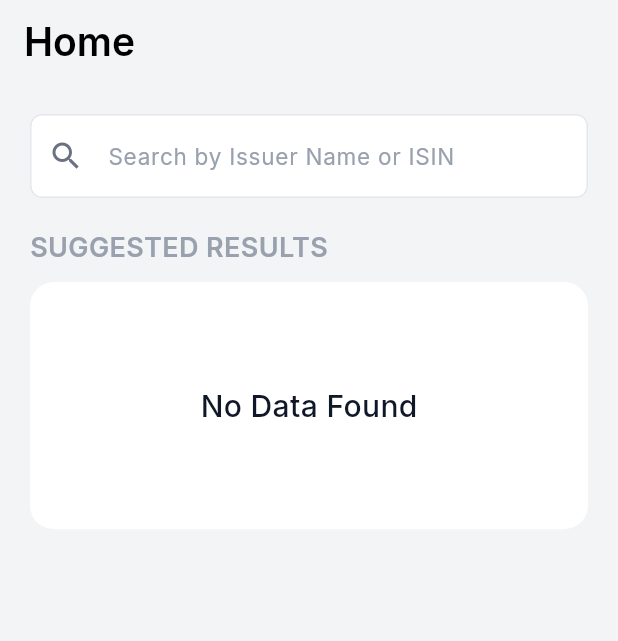
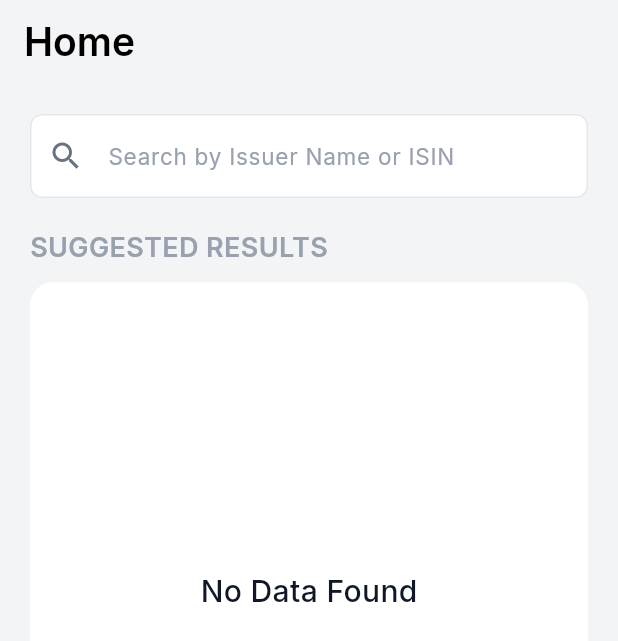
Before and after one commit to saravanakumar007/tap_bonds, a Flutter app: the screen it shows after launch, on a phone screen of 412 x 824 dp. Shown: the top 641 px of the screen. Run offline on Flutter 3.47's test engine with Material 3 defaults, Android fonts, the phone set to English and light mode, and no system bars; our stand-ins replace cached_network_image, dio, flutter_bloc, flutter_svg, freezed_annotation, get_it and 4 more; network calls fail.

```diff
--- a/lib/presentation/pages/company_list_page.dart
+++ b/lib/presentation/pages/company_list_page.dart
@@ -31,10 +31,6 @@ class _CompanyListPageState extends State<CompanyListPage> {
 
   @override
   Widget build(BuildContext context) {
-    final OutlineInputBorder border = OutlineInputBorder(
-      borderRadius: BorderRadius.circular(8),
-      borderSide: BorderSide(width: 1, color: HexColor('#E5E7EB')),
-    );
     return Scaffold(
       backgroundColor: HexColor('#F3F4F6'),
       resizeToAvoidBottomInset: false,
@@ -54,7 +50,40 @@ class _CompanyListPageState extends State<CompanyListPage> {
       ),
       body: Padding(
         padding: EdgeInsets.all(20),
+        child: BlocBuilder<CompanyListCubit, CompanyListState>(
+          builder: (context, state) {
+            if (state is CompanyListStateInitial ||
+                state is CompanyListStateInProgress) {
+              return Column(
+                children: [
+                  Expanded(
+                    child: Center(
+                      child: CircularProgressIndicator(
+                        valueColor: AlwaysStoppedAnimation<Color>(Colors.black),
+                      ),
+                    ),
+                  ),
+                ],
+              );
+            } else if (state is CompanyListStateSuccess) {
+              return _builtCompanyListWidgets(state.data);
+            }
+            return Container();
+          },
+        ),
+      ),
+    );
+  }
+
+  Widget _builtCompanyListWidgets(List<CompanyModel> companyList) {
+    final OutlineInputBorder border = OutlineInputBorder(
+      borderRadius: BorderRadius.circular(8),
+      borderSide: BorderSide(width: 1, color: HexColor('#E5E7EB')),
+    );
+
+    return SingleChildScrollView(
       child: Column(
+        mainAxisSize: MainAxisSize.min,
         crossAxisAlignment: CrossAxisAlignment.start,
         children: [
           TextField(
@@ -92,23 +121,8 @@ class _CompanyListPageState extends State<CompanyListPage> {
             ),
           ),
           SizedBox(height: 10),
-            BlocBuilder<CompanyListCubit, CompanyListState>(
-              builder: (context, state) {
-                if (state is CompanyListStateInitial ||
-                    state is CompanyListStateInProgress) {
-                  return Expanded(
-                    child: Center(
-                      child: CircularProgressIndicator(
-                        valueColor: AlwaysStoppedAnimation<Color>(Colors.black),
-                      ),
-                    ),
-                  );
-                } else if (state is CompanyListStateSuccess) {
-                  return state.data.isNotEmpty
-                      ? Container(
-                        constraints: BoxConstraints(
-                          maxHeight: MediaQuery.of(context).size.height * 0.65,
-                        ),
+
+          Container(
             decoration: BoxDecoration(
               color: Colors.white,
               borderRadius: BorderRadius.circular(16),
@@ -116,27 +130,10 @@ class _CompanyListPageState extends State<CompanyListPage> {
             child: Column(
               mainAxisSize: MainAxisSize.min,
               children: [
-                            Flexible(
-                              child: ListView.separated(
-                                shrinkWrap: true,
-                                separatorBuilder:
-                                    (context, index) => SizedBox(height: 20),
+                if (companyList.isEmpty) ...[
+                  Container(
+                    height: MediaQuery.of(context).size.height * 0.5,
                     padding: EdgeInsets.all(20),
-                                itemCount: state.data.length,
-                                itemBuilder:
-                                    (context, index) => CompanyWidget(
-                                      companyModel: state.data[index],
-                                      searchQuery:
-                                          searchtextEditingController.text,
-                                    ),
-                              ),
-                            ),
-                          ],
-                        ),
-                      )
-                      : Container(
-                        height: MediaQuery.of(context).size.height * 0.2,
-                        width: MediaQuery.of(context).size.width,
                     decoration: BoxDecoration(
                       borderRadius: BorderRadius.circular(16),
                       color: Colors.white,
@@ -151,28 +148,26 @@ class _CompanyListPageState extends State<CompanyListPage> {
                         ),
                       ),
                     ),
-                      );
-                } else {
-                  return Container(
-                    height: 500,
-                    width: MediaQuery.of(context).size.width,
-                    decoration: BoxDecoration(color: Colors.white),
-                    child: Center(
-                      child: Text(
-                        'No Data Found',
-                        style: GoogleFonts.inter(
-                          fontSize: 12,
-                          fontWeight: FontWeight.w500,
-                          color: HexColor('#101828'),
+                  ),
+                ] else ...[
+                  ...List.generate(
+                    companyList.length,
+                    (int index) => Padding(
+                      padding: EdgeInsets.symmetric(
+                        horizontal: 20,
+                        vertical: 10,
+                      ),
+                      child: CompanyWidget(
+                        companyModel: companyList[index],
+                        searchQuery: searchtextEditingController.text,
                       ),
                     ),
                   ),
-                  );
-                }
-              },
+                ],
+              ],
+            ),
           ),
         ],
-        ),
       ),
     );
   }
```
Lines whose indentation alone changed are shown as unchanged.
